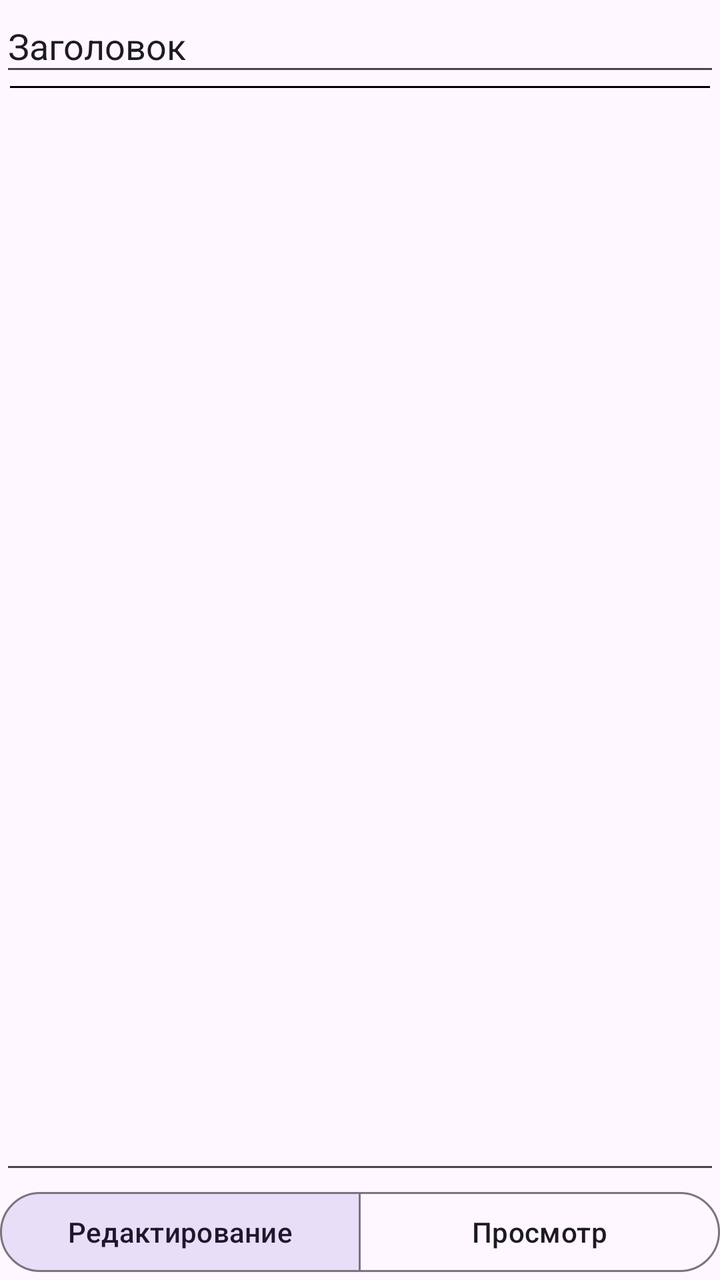
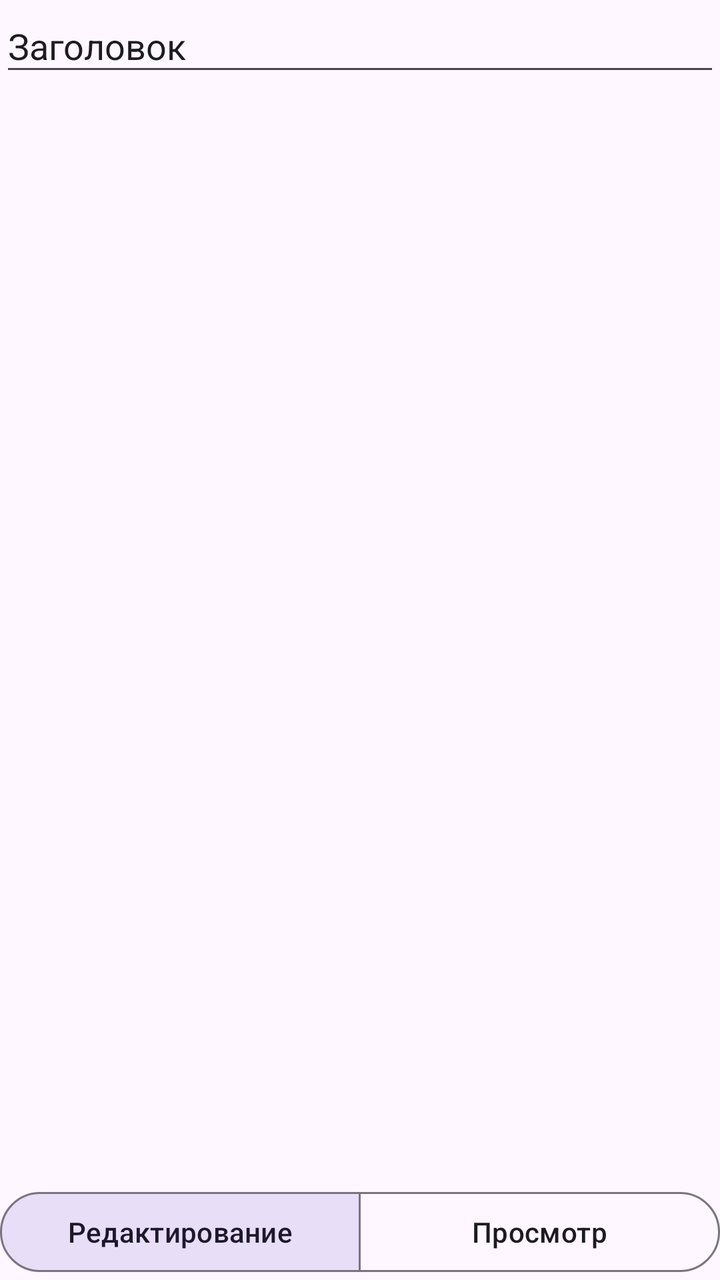

An Android layout rendered at two revisions. The XML below is the earlier revision; the diff shows what the commit changed to produce the second picture.
<!-- AndroidManifest.xml: application theme Theme.Verdensvogter -->
<!-- res/layout/activity_markdown.xml -->
<?xml version="1.0" encoding="utf-8"?>
<androidx.constraintlayout.widget.ConstraintLayout xmlns:android="http://schemas.android.com/apk/res/android"
    xmlns:app="http://schemas.android.com/apk/res-auto"
    xmlns:tools="http://schemas.android.com/tools"
    android:layout_width="match_parent"
    android:layout_height="match_parent"
    android:layout_gravity="center_vertical">

    <LinearLayout
        android:layout_width="match_parent"
        android:layout_height="match_parent"
        android:orientation="vertical"
        app:layout_constraintBottom_toBottomOf="parent"
        app:layout_constraintEnd_toEndOf="parent"
        app:layout_constraintStart_toStartOf="parent"
        app:layout_constraintTop_toTopOf="parent">


        <EditText
            android:id="@+id/Header"
            android:layout_width="match_parent"
            android:layout_height="43dp"
            android:layout_gravity="center_vertical"
            android:gravity="center_vertical"
            android:text="@string/header" />

        <View
            android:id="@+id/horizontalRule"
            android:layout_width="match_parent"
            android:layout_height="1dp"
            android:background="#000000"
            android:clickable="false"
            android:layout_marginLeft="5dp"
            android:layout_marginRight="5dp"
            android:rotationX="0" />


        <EditText
            android:id="@+id/editText1"
            android:layout_width="match_parent"
            android:layout_height="603dp"
            android:layout_weight="1"
            android:gravity="top|start"
            android:inputType="textMultiLine"
            android:text="" />

        <TextView
            android:id="@+id/textNotEditable"
            android:visibility="gone"
            android:layout_width="match_parent"
            android:layout_height="0dp"
            android:layout_weight="1"

            android:text="" />


        <com.google.android.material.button.MaterialButtonToggleGroup
            android:id="@+id/modeToggle"
            android:layout_width="match_parent"
            android:layout_height="wrap_content"
            android:gravity="bottom"
            app:checkedButton="@id/editButton"
            app:selectionRequired="true"
            app:singleSelection="true">

            <com.google.android.material.button.MaterialButton
                android:id="@+id/editButton"
                style="?attr/materialButtonOutlinedStyle"
                android:layout_width="0dp"
                android:layout_height="wrap_content"
                android:layout_weight="1"
                android:text="@string/edit_button" />

            <com.google.android.material.button.MaterialButton
                android:id="@+id/previewButton"
                style="?attr/materialButtonOutlinedStyle"
                android:layout_width="0dp"
                android:layout_height="wrap_content"
                android:layout_weight="1"
                android:text="@string/preview_button" />

        </com.google.android.material.button.MaterialButtonToggleGroup>
    </LinearLayout>
</androidx.constraintlayout.widget.ConstraintLayout>
<!-- resources referenced by this layout -->
<resources>
  <string name="edit_button">Редактирование</string>
  <string name="header">Заголовок</string>
  <string name="preview_button">Просмотр</string>
  <style name="Theme.Verdensvogter" parent="Base.Theme.Verdensvogter" />
  <style name="Base.Theme.Verdensvogter" parent="Theme.Material3.DayNight.NoActionBar">
          
          
      </style>
</resources>

<!-- the commit's change to res/layout/activity_markdown.xml (unified diff, before → after) -->
@@ -24,34 +24,27 @@
             android:gravity="center_vertical"
             android:text="@string/header" />
 
-        <View
-            android:id="@+id/horizontalRule"
-            android:layout_width="match_parent"
-            android:layout_height="1dp"
-            android:background="#000000"
-            android:clickable="false"
-            android:layout_marginLeft="5dp"
-            android:layout_marginRight="5dp"
-            android:rotationX="0" />
-
 
         <EditText
             android:id="@+id/editText1"
             android:layout_width="match_parent"
-            android:layout_height="603dp"
+            android:layout_height="0dp"
             android:layout_weight="1"
+            android:background="@null"
             android:gravity="top|start"
             android:inputType="textMultiLine"
-            android:text="" />
+            android:text=""
+            android:textSize="16sp" />
 
         <TextView
             android:id="@+id/textNotEditable"
-            android:visibility="gone"
             android:layout_width="match_parent"
             android:layout_height="0dp"
             android:layout_weight="1"
+            android:text=""
 
-            android:text="" />
+            android:textSize="16sp"
+            android:visibility="gone" />
 
 
         <com.google.android.material.button.MaterialButtonToggleGroup
